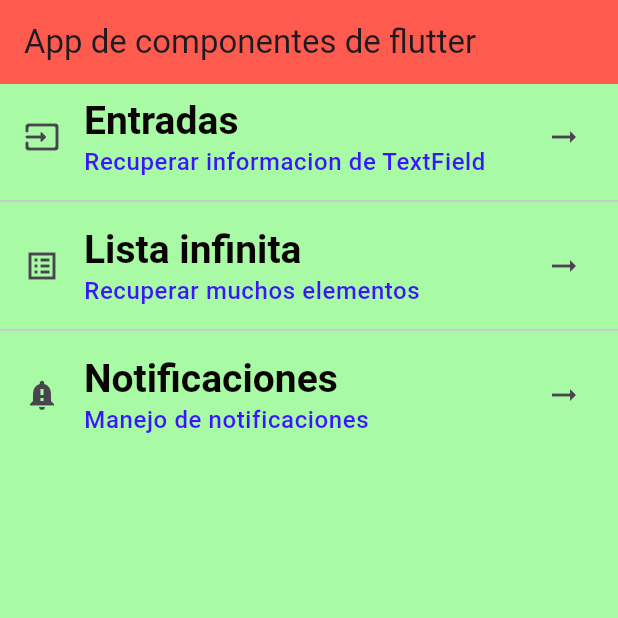
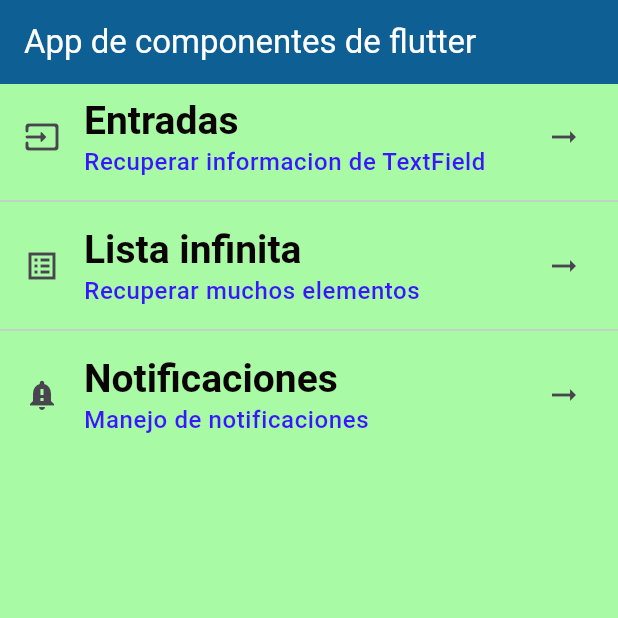
Before and after one commit to MiguelAngel0401/componenetes_flutter5a, a Flutter app: the screen it shows after launch, on a phone screen of 412 x 824 dp, the top half of it. Run offline on Flutter 3.47's test engine with Material 3 defaults, Android fonts, the phone set to English and light mode, and no system bars.

Commit message:
Creating a ThemeData for the app 2

```diff
--- a/lib/home_screen.dart
+++ b/lib/home_screen.dart
@@ -7,7 +7,10 @@
   Widget build(BuildContext context) {
     return Scaffold(
       appBar: AppBar(
-        title: const Text('App de componentes de flutter'),
+        title: const Text(
+          'App de componentes de flutter',
+          style: TextStyle(color: Colors.white),
+        ),
       ),
       body: ListView(
         children: <Widget>[
--- a/lib/main_app.dart
+++ b/lib/main_app.dart
@@ -11,7 +11,7 @@
       home: const HomeScreen(),
       theme: ThemeData(
         scaffoldBackgroundColor: const Color.fromARGB(255, 168, 250, 165),
-        appBarTheme: const AppBarTheme(color: Color.fromARGB(255, 255, 90, 78)),
+        appBarTheme: const AppBarTheme(color: Color.fromARGB(255, 14, 95, 148)),
         textTheme: const TextTheme(
           headlineLarge: TextStyle(
             fontFamily: 'sans-serif',
```
